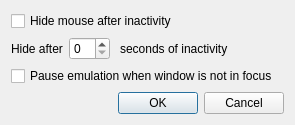
Above: src/frontend/qt_sdl/InterfaceSettingsDialog.ui from melonDS-emu/melonDS before the change. Below: the same form after it.
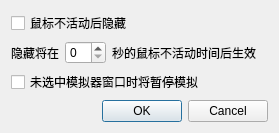
That is the form after the change.

Diff of the .ui file:
```diff
--- a/src/frontend/qt_sdl/InterfaceSettingsDialog.ui
+++ b/src/frontend/qt_sdl/InterfaceSettingsDialog.ui
@@ -23,21 +23,21 @@
    <item row="1" column="0" alignment="Qt::AlignLeft">
     <widget class="QLabel" name="label">
      <property name="text">
-      <string>Hide after</string>
+      <string>隐藏将在</string>
      </property>
     </widget>
    </item>
    <item row="2" column="0" colspan="4">
     <widget class="QCheckBox" name="cbPauseLostFocus">
      <property name="text">
-      <string>Pause emulation when window is not in focus</string>
+      <string>未选中模拟器窗口时将暂停模拟</string>
      </property>
     </widget>
    </item>
    <item row="0" column="0" colspan="5">
     <widget class="QCheckBox" name="cbMouseHide">
      <property name="text">
-      <string>Hide mouse after inactivity</string>
+      <string>鼠标不活动后隐藏</string>
      </property>
     </widget>
    </item>
@@ -57,7 +57,7 @@
    <item row="1" column="2">
     <widget class="QLabel" name="label_2">
      <property name="text">
-      <string>seconds of inactivity</string>
+      <string>秒的鼠标不活动时间后生效</string>
      </property>
     </widget>
    </item>
```
Left out of the diff: 2 changed lines with no effect on the pictures.
